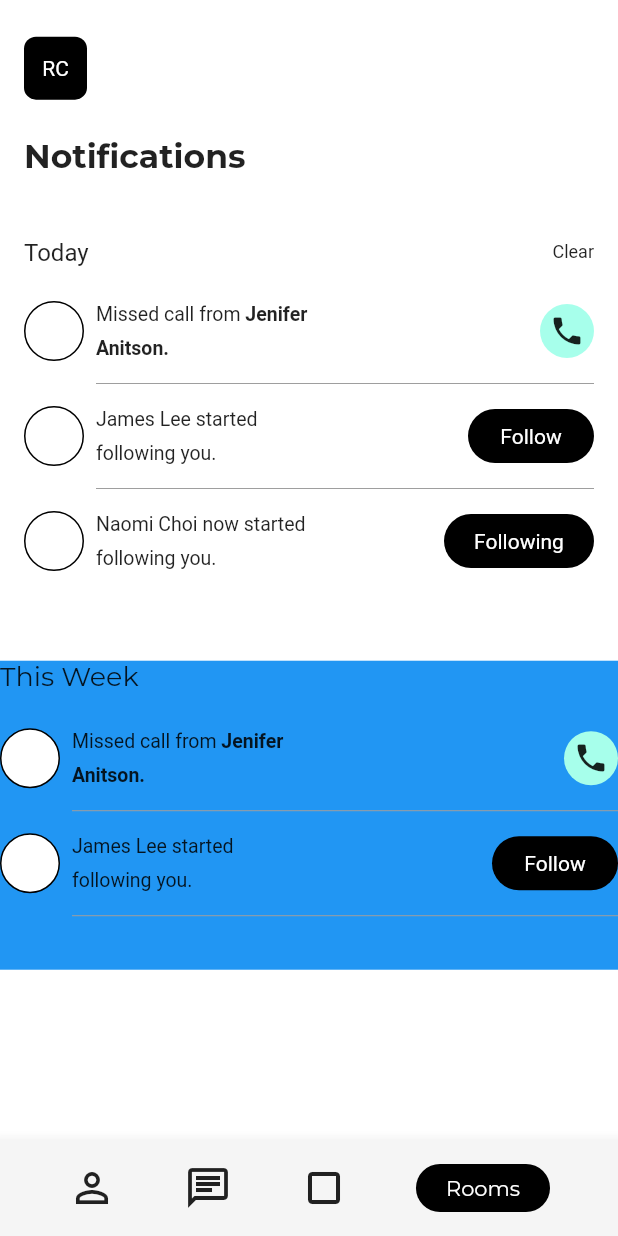
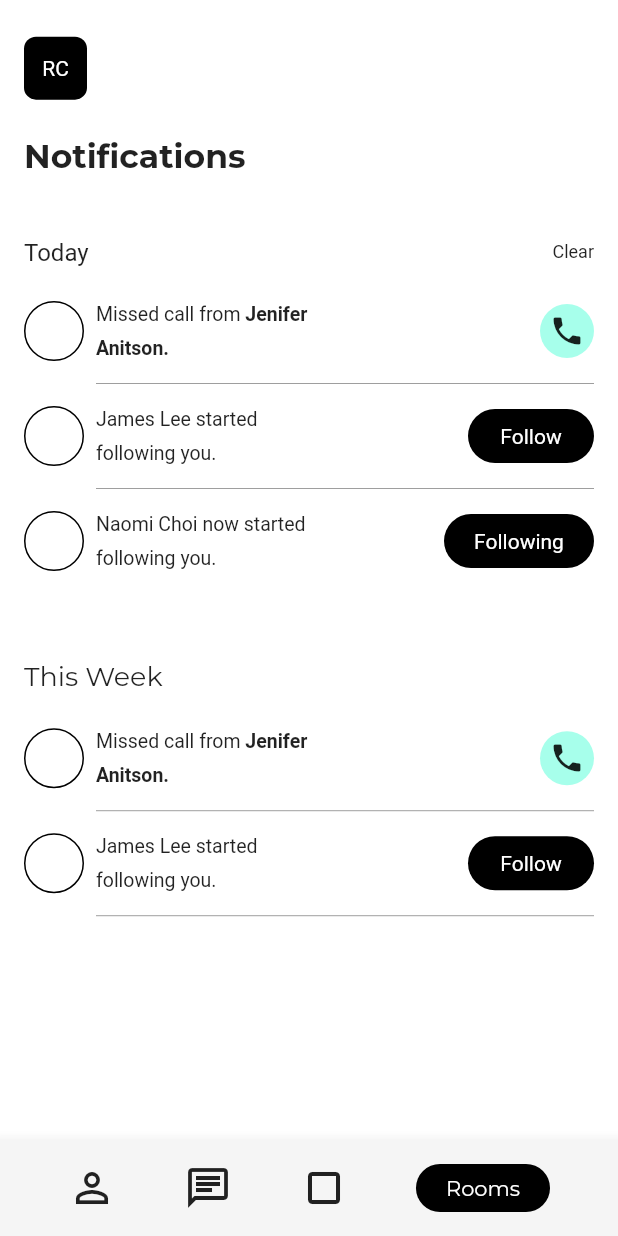
Before and after one commit to JAICHANGPARK/flutter_notebook_8th_story, a Flutter app: the SocialHomePage screen opened by its route, on a phone screen of 412 x 824 dp. Run offline on Flutter 3.47's test engine with Material 2 defaults, Android fonts, the phone set to English and light mode, and no system bars; our stand-ins replace badges, flutter_hooks, google_fonts, hooks_riverpod, state_notifier.

Commit message:
Update social_home_page.dart

```diff
--- a/lib/ep588_social_app/social_home_page.dart
+++ b/lib/ep588_social_app/social_home_page.dart
@@ -251,7 +251,7 @@ class _SocialHomePageState extends State<SocialHomePage> {
                     Container(
                       height: MediaQuery.of(context).size.height / 4,
                       width: double.infinity,
-                      decoration: BoxDecoration(color: Colors.blue),
+                      padding: EdgeInsets.symmetric(horizontal: 16),
                       child: Column(
                         crossAxisAlignment: CrossAxisAlignment.start,
                         children: [
```
